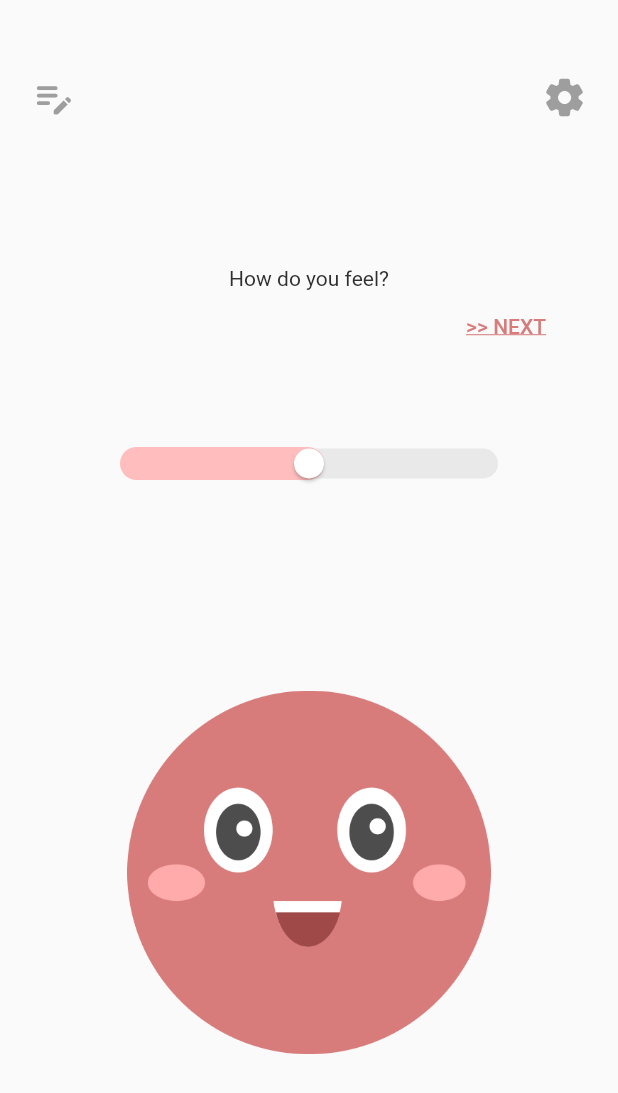
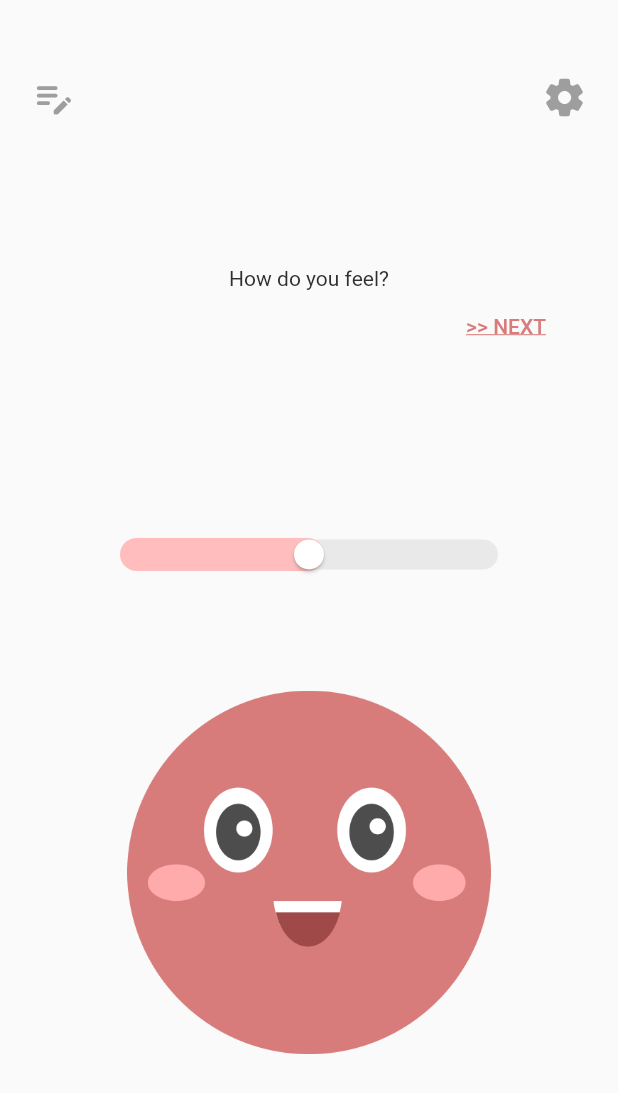
Before and after one commit to YenTinaNTHU/Pressure-Balloon, a Flutter app: the EndingPage screen opened directly, on a phone screen of 412 x 824 dp. Shown: the top 1093 px of the screen. Run offline on Flutter 3.47's test engine with Material 2 defaults, Android fonts, the light colour scheme and no system bars; our stand-ins replace audioplayers, google_fonts, rive; missing offline and left inert: dart:ffi; statements that could not run were skipped.

Commit message:
fix: ending page pixel problem

```diff
--- a/lib/endingPage.dart
+++ b/lib/endingPage.dart
@@ -92,7 +92,7 @@ class _EndingPageState extends State<EndingPage> {
           ),
           Spacer(flex: 3),
           Expanded(
-            flex: 10,
+            flex: 15,
             child: Column(
               children: [
                 endingDialog(
@@ -102,12 +102,12 @@ class _EndingPageState extends State<EndingPage> {
               ],
             ),
           ),
-          Expanded(
-            flex: 5,
+      _page == 0
+          ? Expanded(
+            flex:5,
             child: Container(
                 width: 300,
-                child: _page == 0
-                    ? SliderTheme(
+                child: SliderTheme(
                         data: SliderTheme.of(context).copyWith(
                             trackHeight: 20,
                             activeTickMarkColor: Color(0xffFFBDBD),
@@ -127,10 +127,9 @@ class _EndingPageState extends State<EndingPage> {
                             });
                           },
                         ),
-                      )
-                    : Container()),
-          ),
-          Spacer(flex: 10),
+                      ))
+          ) : Container(),
+          Spacer(flex: 5),
           Expanded(
             flex: 20,
             child: Center(
```
